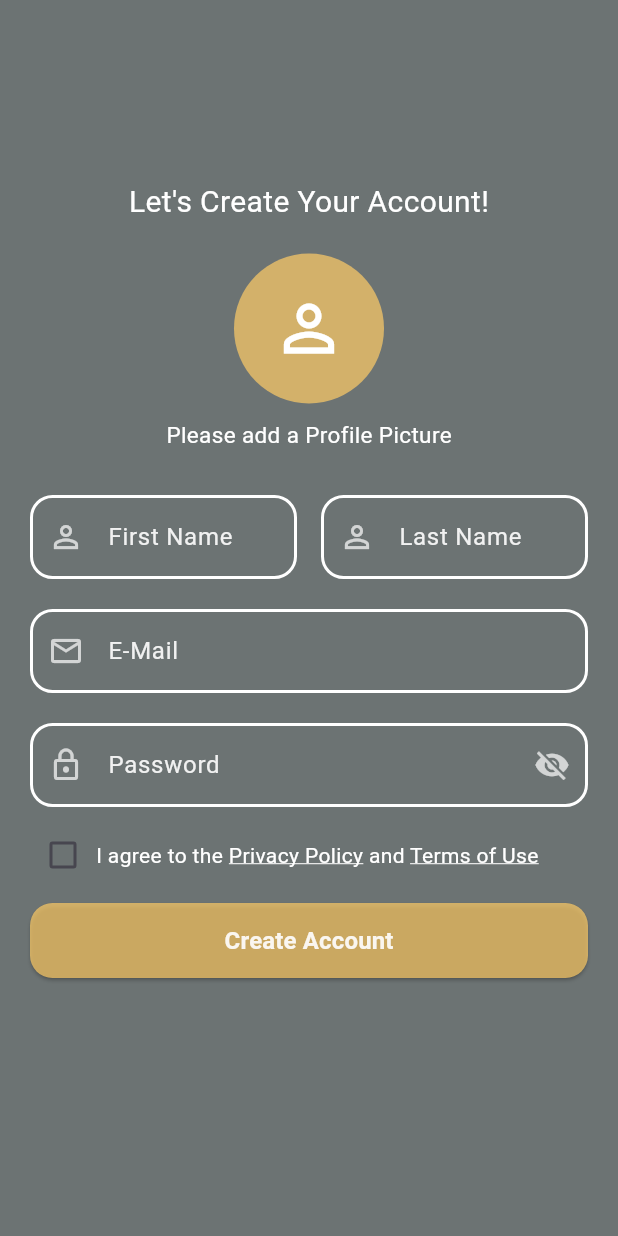
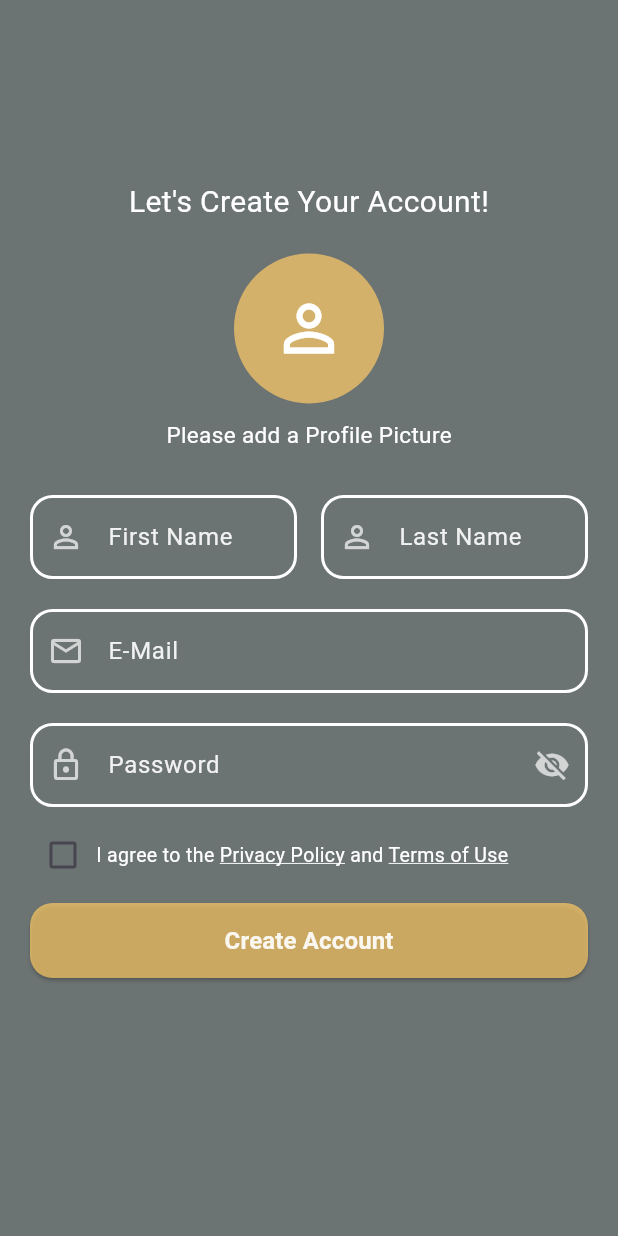
Before and after one commit to mehtaj8/RideShare, a Flutter app: the SignUpScreen screen opened directly, on a phone screen of 412 x 824 dp. Run offline on Flutter 3.47's test engine with Material 3 defaults, Android fonts, the phone set to English and light mode, and no system bars; our stand-ins replace awesome_snackbar_content, cloud_firestore, country_picker, email_validator, firebase_auth, firebase_core and 8 more; accounts and stored records are empty; network calls fail; project files that could hold a hidden picture were left out.

Commit message:
Fixed Sizing

```diff
--- a/rideshare/lib/screens/register_screen.dart
+++ b/rideshare/lib/screens/register_screen.dart
@@ -82,7 +82,7 @@ class _RegistrationScreenState extends State<RegistrationScreen> {
 
                     // Phone Number box
                     Padding(
-                      padding: const EdgeInsets.fromLTRB(0, 70, 0, 0),
+                      padding: const EdgeInsets.fromLTRB(0, 50, 0, 0),
                       child: TextField(
                         // Type of controller
                         controller: _phoneNumberController,
@@ -172,7 +172,7 @@ class _RegistrationScreenState extends State<RegistrationScreen> {
 
                     // Or Sign Up With
                     Padding(
-                      padding: const EdgeInsets.fromLTRB(5, 70, 5, 0),
+                      padding: const EdgeInsets.fromLTRB(5, 30, 5, 0),
                       child: Row(children: [
                         Expanded(
                           child: Divider(
@@ -198,7 +198,7 @@ class _RegistrationScreenState extends State<RegistrationScreen> {
 
                     // Bottom Provider Buttons
                     Padding(
-                      padding: const EdgeInsets.fromLTRB(0, 100, 0, 0),
+                      padding: const EdgeInsets.fromLTRB(0, 50, 0, 0),
                       child: Row(
                         mainAxisAlignment: MainAxisAlignment.center,
                         children: [
--- a/rideshare/lib/screens/signin_screen.dart
+++ b/rideshare/lib/screens/signin_screen.dart
@@ -273,7 +273,7 @@ class _SignInScreenState extends State<SignInScreen> {
                 FadeAnimation(
                   2.4,
                   Padding(
-                    padding: const EdgeInsets.fromLTRB(0, 100, 0, 0),
+                    padding: const EdgeInsets.fromLTRB(0, 50, 0, 0),
                     child: Row(
                       mainAxisAlignment: MainAxisAlignment.center,
                       children: [
--- a/rideshare/lib/screens/signup_screen.dart
+++ b/rideshare/lib/screens/signup_screen.dart
@@ -61,8 +61,7 @@ class _SignUpScreenState extends State<SignUpScreen> {
           child: isLoading == true
               ? Center(
                   child: CircularProgressIndicator(
-                      color: Colors
-                          .orange //hexStringToColor("ffcc66").withOpacity(0.7),
+                    color: hexStringToColor("ffcc66").withOpacity(0.7),
                   ),
                 )
               : SingleChildScrollView(
@@ -221,7 +220,9 @@ class _SignUpScreenState extends State<SignUpScreen> {
                                     })),
                             const Padding(
                               padding: EdgeInsets.fromLTRB(10, 0, 0, 0),
-                              child: Text.rich(TextSpan(children: [
+                              child: Text.rich(TextSpan(
+                                  style: TextStyle(fontSize: 13),
+                                  children: [
                                     TextSpan(
                                         text: "I agree to the ",
                                         style: TextStyle(color: Colors.white)),
@@ -229,7 +230,8 @@ class _SignUpScreenState extends State<SignUpScreen> {
                                         text: "Privacy Policy",
                                         style: TextStyle(
                                             color: Colors.white,
-                                        decoration: TextDecoration.underline,
+                                            decoration:
+                                                TextDecoration.underline,
                                             decorationColor: Colors.white)),
                                     TextSpan(
                                         text: " and ",
@@ -238,7 +240,8 @@ class _SignUpScreenState extends State<SignUpScreen> {
                                         text: "Terms of Use",
                                         style: TextStyle(
                                             color: Colors.white,
-                                        decoration: TextDecoration.underline,
+                                            decoration:
+                                                TextDecoration.underline,
                                             decorationColor: Colors.white)),
                                   ])),
                             ),
--- a/rideshare/lib/screens/splash_screen.dart
+++ b/rideshare/lib/screens/splash_screen.dart
@@ -63,8 +63,6 @@ class _SplashScreenState extends State<SplashScreen> {
             // Finding screen width and height
             width: MediaQuery.of(context).size.width,
             height: MediaQuery.of(context).size.height,
-
-            // Creating a gradient on the screen
             decoration: BoxDecoration(
               color: hexStringToColor("6c7373"),
             ),
--- a/rideshare/pubspec.yaml
+++ b/rideshare/pubspec.yaml
@@ -51,6 +51,7 @@ dependencies:
   image_picker: ^1.0.7
   email_validator: ^2.1.17
   google_sign_in: ^6.2.1
+  flutter_facebook_auth: ^6.0.3
 
 dev_dependencies:
   flutter_test:
```
Also changed, not shown: rideshare/lib/screens/otp_screen.dart (+3 -4 lines), rideshare/lib/screens/singup_screen_other.dart (+9 -6 lines), rideshare/pubspec.lock, 6 other files. Lines whose indentation alone changed are shown as unchanged.
